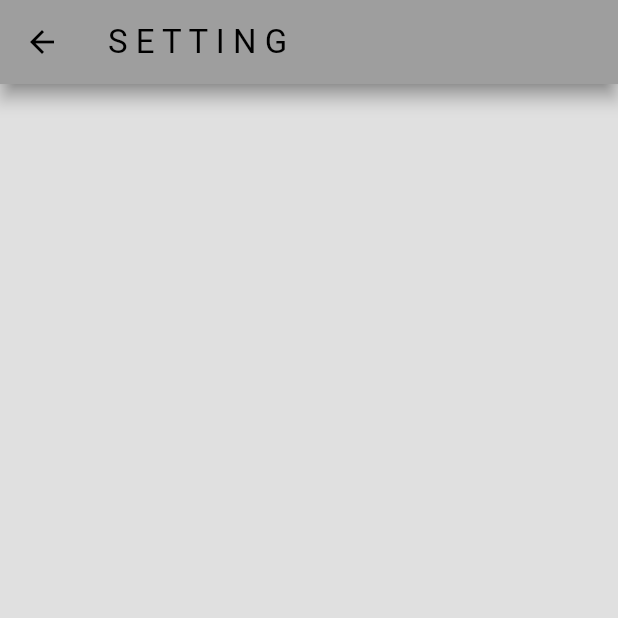
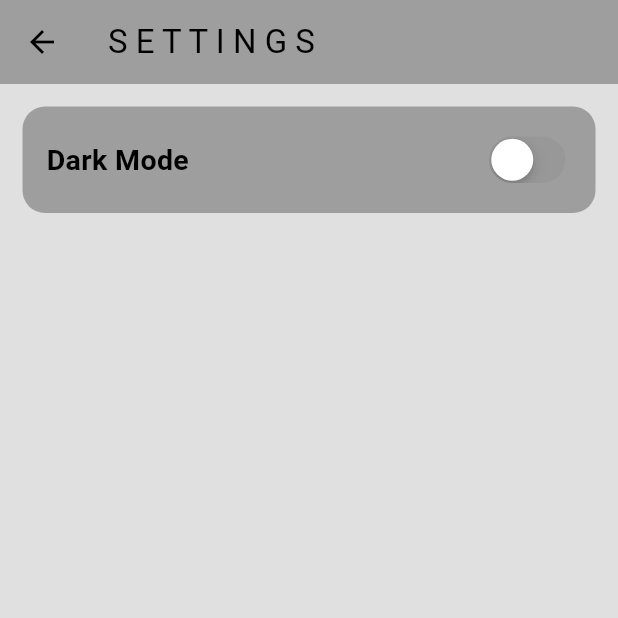
Before and after one commit to Aynp06/Music_App, a Flutter app: the screen it shows after launch, in the side drawer, after a tap on "S E T T I N G S", on a phone screen of 412 x 824 dp, the top half of it. Run offline on Flutter 3.47's test engine with Material 3 defaults, Android fonts, the phone set to English and light mode, and no system bars.

Commit message:
Dark mode setting added

```diff
--- /dev/null
+++ b/lib/models/song.dart
@@ -0,0 +1,12 @@
+class Song {
+  final String songName;
+  final String artistName;
+  final String albumArtImagePath;
+  final String audioPath;
+
+  Song(
+      {required this.songName,
+      required this.artistName,
+      required this.albumArtImagePath,
+      required this.audioPath});
+}
--- a/lib/pages/homepage.dart
+++ b/lib/pages/homepage.dart
@@ -15,11 +15,8 @@ class _HomepageState extends State<Homepage> {
       body: const Center(child: Text("Welcome to MusicMate")),
       backgroundColor: Theme.of(context).colorScheme.surface,
       appBar: AppBar(
-        backgroundColor: Theme.of(context).colorScheme.primary,
-        shadowColor: Theme.of(context).colorScheme.inversePrimary,
-        elevation: 5,
-        title: const Center(child: Text("P L A Y L I S T")),
-      ),
+          backgroundColor: Theme.of(context).colorScheme.primary,
+          title: const Text("P L A Y L I S T")),
       drawer: const Mydrawer(),
     );
   }
--- a/lib/pages/settings.dart
+++ b/lib/pages/settings.dart
@@ -1,4 +1,7 @@
+import 'package:flutter/cupertino.dart';
 import 'package:flutter/material.dart';
+import 'package:musicmate/theme/theme_provider.dart';
+import 'package:provider/provider.dart';
 
 class SettingsPage extends StatelessWidget {
   const SettingsPage({super.key});
@@ -6,12 +9,31 @@ class SettingsPage extends StatelessWidget {
   @override
   Widget build(BuildContext context) {
     return Scaffold(
-      appBar: AppBar(
-        title: const Text("S E T T I N G "),
-        backgroundColor: Theme.of(context).colorScheme.primary,
-        shadowColor: Theme.of(context).colorScheme.inversePrimary,
-        elevation: 5,
-      ),
-    );
+        appBar: AppBar(
+          title: const Text("S E T T I N G S"),
+          backgroundColor: Theme.of(context).colorScheme.primary,
+        ),
+        body: Container(
+          decoration: BoxDecoration(
+              color: Theme.of(context).colorScheme.primary,
+              borderRadius: BorderRadius.circular(15)),
+          padding: const EdgeInsets.all(16),
+          margin: const EdgeInsets.all(15),
+          child: Row(
+            mainAxisAlignment: MainAxisAlignment.spaceBetween,
+            children: [
+              const Text(
+                "Dark Mode",
+                style: TextStyle(fontWeight: FontWeight.bold, fontSize: 19),
+              ),
+              CupertinoSwitch(
+                  value: Provider.of<ThemeProvider>(context, listen: false)
+                      .isDarkMode,
+                  onChanged: (value) =>
+                      Provider.of<ThemeProvider>(context, listen: false)
+                          .toggleTheme())
+            ],
+          ),
+        ));
   }
 }
```
Also changed, not shown: lib/models/playlist_provider.dart (added).
